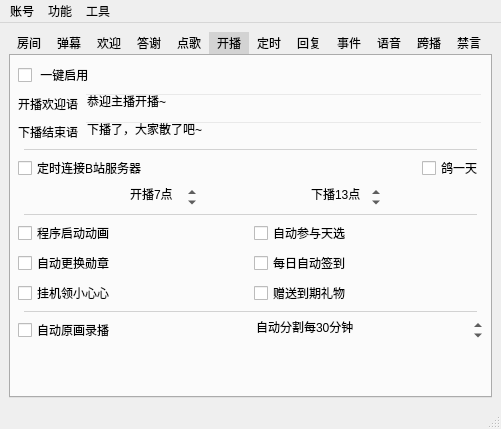
Old version of the form mainwindow.ui in the repository iwxyi/Bilibili-MagicalDanmaku.
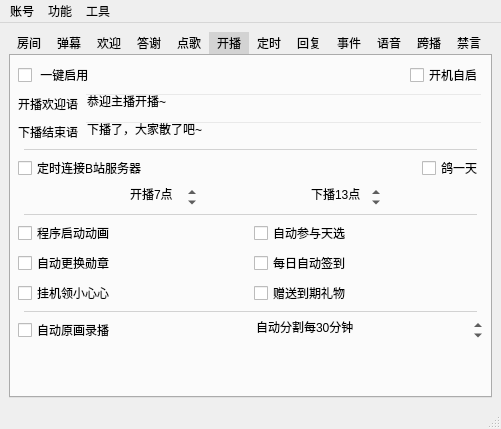
New version of the form. The open tabs and pages were chosen to show the change. Icons and pictures are not drawn. Custom widgets are drawn as their Qt base class.

Commit message: 新增开机自启

```diff
--- a/mainwindow.ui
+++ b/mainwindow.ui
@@ -7,7 +7,7 @@
     <x>0</x>
     <y>0</y>
     <width>501</width>
-    <height>387</height>
+    <height>389</height>
    </rect>
   </property>
   <property name="windowTitle">
@@ -1228,11 +1228,41 @@
        </attribute>
        <layout class="QVBoxLayout" name="verticalLayout_6">
         <item>
-         <widget class="QCheckBox" name="startLiveSendCheck">
-          <property name="text">
-           <string> 一键启用</string>
+         <layout class="QHBoxLayout" name="horizontalLayout_46">
+          <property name="topMargin">
+           <number>0</number>
           </property>
-         </widget>
+          <item>
+           <widget class="QCheckBox" name="startLiveSendCheck">
+            <property name="text">
+             <string> 一键启用</string>
+            </property>
+           </widget>
+          </item>
+          <item>
+           <spacer name="horizontalSpacer_25">
+            <property name="orientation">
+             <enum>Qt::Horizontal</enum>
+            </property>
+            <property name="sizeHint" stdset="0">
+             <size>
+              <width>40</width>
+              <height>20</height>
+             </size>
+            </property>
+           </spacer>
+          </item>
+          <item>
+           <widget class="QCheckBox" name="startOnRebootCheck">
+            <property name="toolTip">
+             <string>&lt;html&gt;&lt;head/&gt;&lt;body&gt;&lt;p&gt;所有本该发送的弹幕都只显示在“实时弹幕”中，不真正发送&lt;/p&gt;&lt;p&gt;适用于调试不熟悉功能&lt;/p&gt;&lt;/body&gt;&lt;/html&gt;</string>
+            </property>
+            <property name="text">
+             <string>开机自启</string>
+            </property>
+           </widget>
+          </item>
+         </layout>
         </item>
         <item>
          <layout class="QHBoxLayout" name="horizontalLayout_13">
```
Left out of the diff: 2 changed lines with no effect on the pictures. The commit also changes 2 other files.
